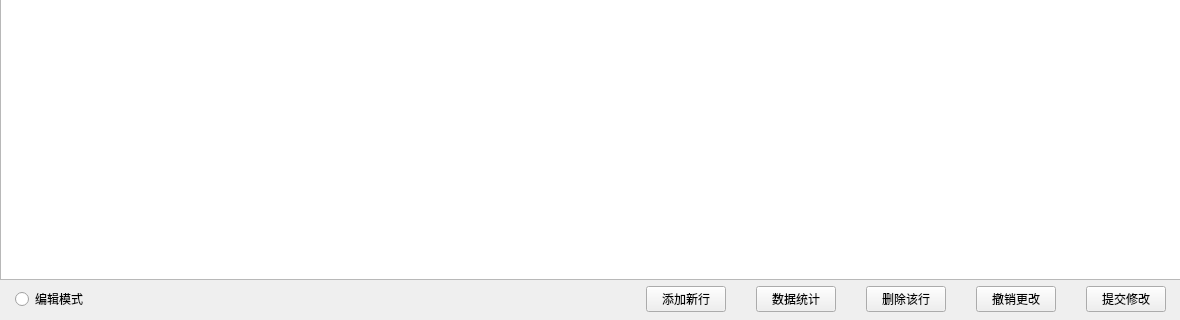
This is matchviewform.ui in Ozal220/WorldCupManagerSystem as Qt 5 draws it before an edit; both pictures show x 0 to 1180 and y 481 to 801 of the 1180 by 801 pixel window. The edited form follows.
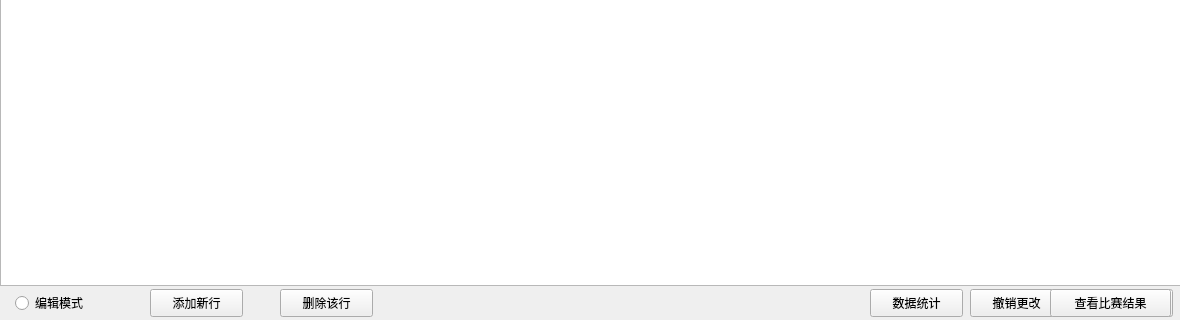
This is the edited form.

```diff
--- a/matchviewform.ui
+++ b/matchviewform.ui
@@ -19,31 +19,51 @@
      <x>0</x>
      <y>0</y>
      <width>1181</width>
-     <height>761</height>
+     <height>767</height>
     </rect>
    </property>
   </widget>
-  <widget class="QWidget" name="horizontalLayoutWidget">
+  <widget class="QPushButton" name="visitorButton">
    <property name="geometry">
     <rect>
-     <x>0</x>
-     <y>760</y>
-     <width>1181</width>
-     <height>41</height>
+     <x>1050</x>
+     <y>770</y>
+     <width>121</width>
+     <height>28</height>
     </rect>
    </property>
-   <layout class="QHBoxLayout" name="horizontalLayout">
-    <property name="spacing">
-     <number>30</number>
-    </property>
-    <property name="leftMargin">
-     <number>15</number>
-    </property>
-    <property name="rightMargin">
-     <number>15</number>
-    </property>
-    <item>
+   <property name="text">
+    <string>查看比赛结果</string>
+   </property>
+  </widget>
+  <widget class="QPushButton" name="addButton">
+   <property name="enabled">
+    <bool>true</bool>
+   </property>
+   <property name="geometry">
+    <rect>
+     <x>150</x>
+     <y>770</y>
+     <width>93</width>
+     <height>28</height>
+    </rect>
+   </property>
+   <property name="cursor">
+    <cursorShape>PointingHandCursor</cursorShape>
+   </property>
+   <property name="text">
+    <string>添加新行</string>
+   </property>
+  </widget>
      <widget class="QRadioButton" name="ModifRadioButton">
+   <property name="geometry">
+    <rect>
+     <x>15</x>
+     <y>770</y>
+     <width>99</width>
+     <height>28</height>
+    </rect>
+   </property>
       <property name="cursor">
        <cursorShape>PointingHandCursor</cursorShape>
       </property>
@@ -54,38 +74,15 @@
        <string>编辑模式</string>
       </property>
      </widget>
-    </item>
-    <item>
-     <spacer name="horizontalSpacer">
-      <property name="orientation">
-       <enum>Qt::Horizontal</enum>
-      </property>
-      <property name="sizeType">
-       <enum>QSizePolicy::Fixed</enum>
-      </property>
-      <property name="sizeHint" stdset="0">
-       <size>
-        <width>800</width>
-        <height>20</height>
-       </size>
-      </property>
-     </spacer>
-    </item>
-    <item>
-     <widget class="QPushButton" name="addButton">
-      <property name="enabled">
-       <bool>true</bool>
-      </property>
-      <property name="cursor">
-       <cursorShape>PointingHandCursor</cursorShape>
-      </property>
-      <property name="text">
-       <string>添加新行</string>
-      </property>
-     </widget>
-    </item>
-    <item>
      <widget class="QPushButton" name="staticButton">
+   <property name="geometry">
+    <rect>
+     <x>870</x>
+     <y>770</y>
+     <width>93</width>
+     <height>28</height>
+    </rect>
+   </property>
       <property name="cursor">
        <cursorShape>PointingHandCursor</cursorShape>
       </property>
@@ -93,12 +90,18 @@
        <string>数据统计</string>
       </property>
      </widget>
-    </item>
-    <item>
      <widget class="QPushButton" name="deleteButton">
       <property name="enabled">
        <bool>true</bool>
       </property>
+   <property name="geometry">
+    <rect>
+     <x>280</x>
+     <y>770</y>
+     <width>93</width>
+     <height>28</height>
+    </rect>
+   </property>
       <property name="cursor">
        <cursorShape>PointingHandCursor</cursorShape>
       </property>
@@ -106,12 +109,18 @@
        <string>删除该行</string>
       </property>
      </widget>
-    </item>
-    <item>
      <widget class="QPushButton" name="revertButton">
       <property name="enabled">
        <bool>true</bool>
       </property>
+   <property name="geometry">
+    <rect>
+     <x>970</x>
+     <y>770</y>
+     <width>93</width>
+     <height>28</height>
+    </rect>
+   </property>
       <property name="cursor">
        <cursorShape>PointingHandCursor</cursorShape>
       </property>
@@ -119,9 +128,15 @@
        <string>撤销更改</string>
       </property>
      </widget>
-    </item>
-    <item>
      <widget class="QPushButton" name="submitButton">
+   <property name="geometry">
+    <rect>
+     <x>1080</x>
+     <y>770</y>
+     <width>93</width>
+     <height>28</height>
+    </rect>
+   </property>
       <property name="cursor">
        <cursorShape>PointingHandCursor</cursorShape>
       </property>
@@ -129,9 +144,9 @@
        <string>提交修改</string>
       </property>
      </widget>
-    </item>
-   </layout>
-  </widget>
+  <zorder>visitorButton</zorder>
+  <zorder>matchTableView</zorder>
+  <zorder>horizontalLayoutWidget</zorder>
  </widget>
  <resources/>
  <connections/>
```
Lines whose indentation alone changed are shown as unchanged.
